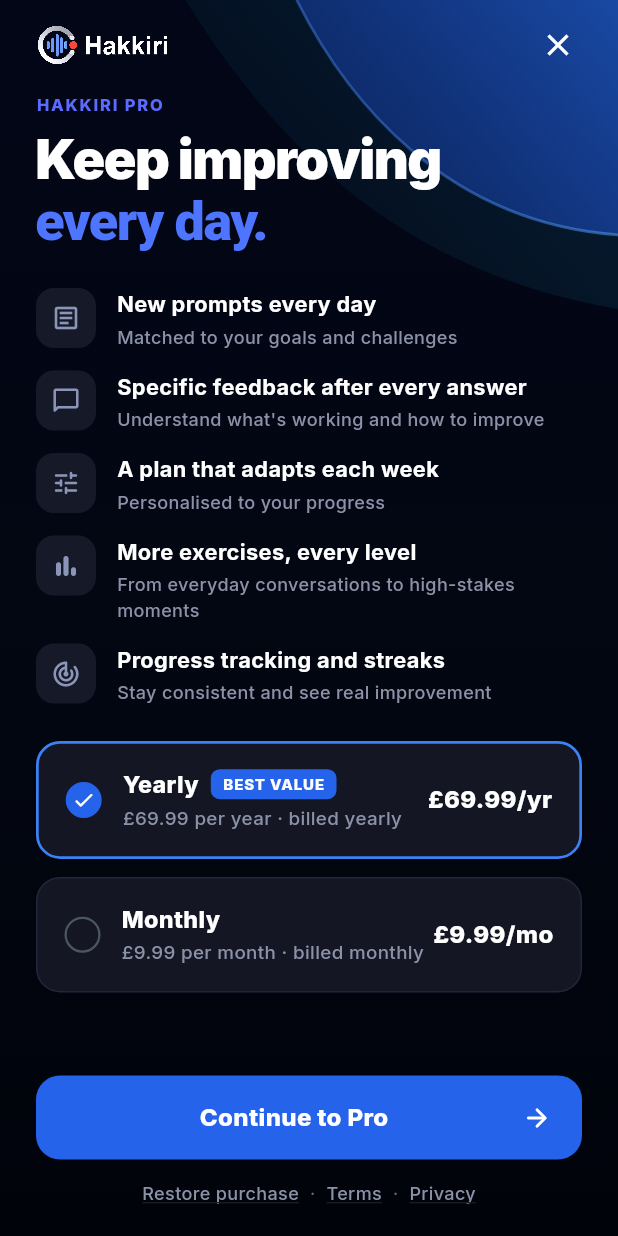
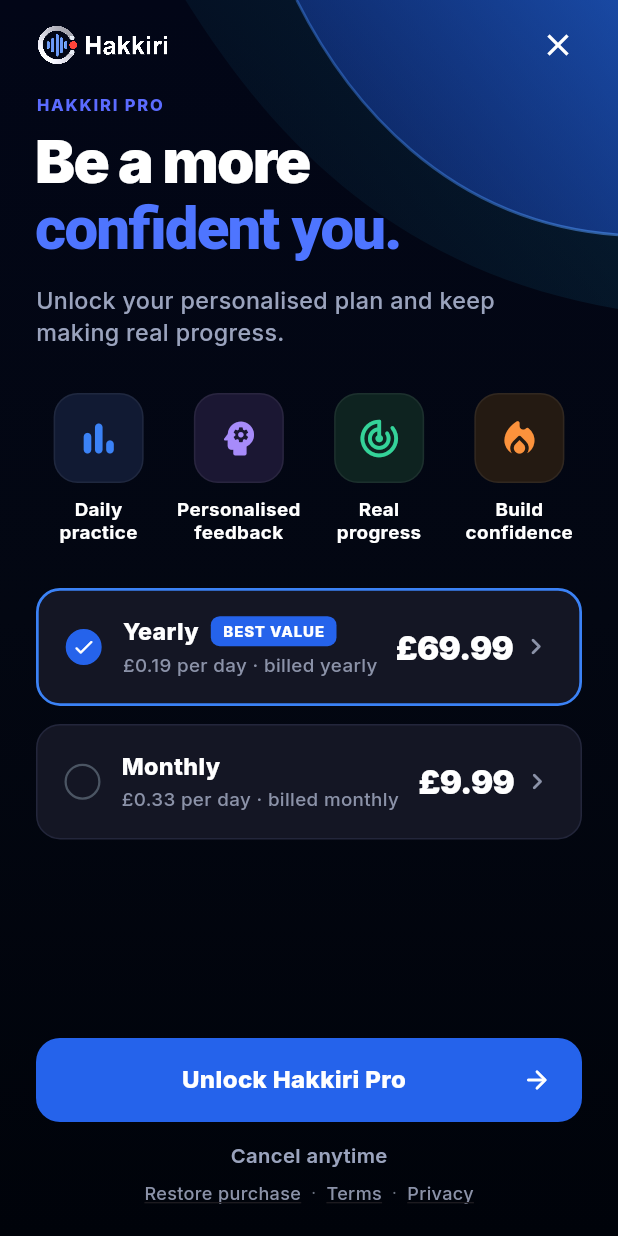
Before and after one commit to webseo-syedazeem/Hakiri-APP, a Flutter app: the PaywallScreen screen opened directly, on a phone screen of 412 x 824 dp. Run offline on Flutter 3.47's test engine with Material 3 defaults, Android fonts, the phone set to English and light mode, and no system bars; our stand-ins replace audioplayers, firebase_analytics, firebase_auth, firebase_core, firebase_crashlytics, firebase_messaging and 9 more; missing offline and left inert: record; accounts and stored records are empty.

Commit message:
feat: redesign paywall to 'Be a more confident you' + enlarge Practice icons
- Paywall: new headline + subtitle, 4 icon feature tiles, per-day pricing
  with chevrons, 'Unlock Hakkiri Pro' CTA, 'Cancel anytime' footer
  (store links kept small for compliance)
- Practice: enlarge card icon tiles (hero/vertical/horizontal) to match design

Co-Authored-By: Claude Opus 4.8 <noreply@anthropic.com>

```diff
--- a/lib/screens/paywall_screen.dart
+++ b/lib/screens/paywall_screen.dart
@@ -74,15 +74,6 @@ class _PaywallScreenState extends State<PaywallScreen> {
   String _priceForTier(String tier, String fallback) {
     final p = _iap.productForTier(tier);
     return p?.price ?? fallback;
-  }
-
-  String _subtitleForTier(String tier, String fallback) {
-    final p = _iap.productForTier(tier);
-    if (p == null) return fallback;
-    if (tier == 'annual_pro') {
-      return '${p.price} per year · billed yearly';
-    }
-    return '${p.price} per month · billed monthly';
   }
 
   void _dismissWithoutPurchase() {
@@ -345,55 +336,72 @@ class _PaywallScreenState extends State<PaywallScreen> {
                                 style: TextStyle(
                                   fontFamily: 'Inter',
                                   color: Colors.white,
-                                  fontSize: 36,
+                                  fontSize: 40,
                                   fontWeight: FontWeight.w900,
-                                  letterSpacing: -1.0,
-                                  height: 1.15,
+                                  letterSpacing: -1.2,
+                                  height: 1.12,
                                 ),
                                 children: [
-                                  TextSpan(text: 'Keep improving\n'),
+                                  TextSpan(text: 'Be a more\n'),
                                   TextSpan(
-                                    text: 'every day.',
+                                    text: 'confident you.',
                                     style: TextStyle(color: Color(0xFF4E75FF)),
                                   ),
                                 ],
                               ),
                             ),
-                            const SizedBox(height: 24),
-                            _buildFeatureRow(
-                              icon: Icons.article_outlined,
-                              title: 'New prompts every day',
-                              subtitle:
-                                  'Matched to your goals and challenges',
+                            const SizedBox(height: 14),
+                            const Text(
+                              'Unlock your personalised plan and keep making real progress.',
+                              style: TextStyle(
+                                color: Color(0xFF9AA3BD),
+                                fontSize: 15.5,
+                                fontWeight: FontWeight.w500,
+                                height: 1.35,
                               ),
-                            const SizedBox(height: 14),
-                            _buildFeatureRow(
-                              icon: Icons.chat_bubble_outline_rounded,
-                              title: 'Specific feedback after every answer',
-                              subtitle:
-                                  "Understand what's working and how to improve",
                             ),
-                            const SizedBox(height: 14),
-                            _buildFeatureRow(
-                              icon: Icons.tune_rounded,
-                              title: 'A plan that adapts each week',
-                              subtitle: 'Personalised to your progress',
+                            const SizedBox(height: 30),
+                            Row(
+                              crossAxisAlignment: CrossAxisAlignment.start,
+                              children: [
+                                Expanded(
+                                  child: _buildFeatureTile(
+                                    icon: Icons.bar_chart_rounded,
+                                    iconColor: const Color(0xFF3B82F6),
+                                    bgColor: const Color(0xFF111A33),
+                                    label: 'Daily\npractice',
                                   ),
-                            const SizedBox(height: 14),
-                            _buildFeatureRow(
-                              icon: Icons.bar_chart_rounded,
-                              title: 'More exercises, every level',
-                              subtitle:
-                                  'From everyday conversations to high-stakes moments',
                                 ),
-                            const SizedBox(height: 14),
-                            _buildFeatureRow(
+                                const SizedBox(width: 10),
+                                Expanded(
+                                  child: _buildFeatureTile(
+                                    icon: Icons.psychology_rounded,
+                                    iconColor: const Color(0xFFA78BFA),
+                                    bgColor: const Color(0xFF1B1733),
+                                    label: 'Personalised\nfeedback',
+                                  ),
+                                ),
+                                const SizedBox(width: 10),
+                                Expanded(
+                                  child: _buildFeatureTile(
                                     icon: Icons.track_changes_rounded,
-                              title: 'Progress tracking and streaks',
-                              subtitle:
-                                  'Stay consistent and see real improvement',
+                                    iconColor: const Color(0xFF34D399),
+                                    bgColor: const Color(0xFF0E2320),
+                                    label: 'Real\nprogress',
                                   ),
-                            const SizedBox(height: 24),
+                                ),
+                                const SizedBox(width: 10),
+                                Expanded(
+                                  child: _buildFeatureTile(
+                                    icon: Icons.local_fire_department_rounded,
+                                    iconColor: const Color(0xFFFB923C),
+                                    bgColor: const Color(0xFF241A12),
+                                    label: 'Build\nconfidence',
+                                  ),
+                                ),
+                              ],
+                            ),
+                            const SizedBox(height: 30),
                             if (_loadingProducts)
                               const Padding(
                                 padding: EdgeInsets.only(bottom: 12),
@@ -406,13 +414,10 @@ class _PaywallScreenState extends State<PaywallScreen> {
                             _buildPlanCard(
                               id: 'annual_pro',
                               title: 'Yearly',
-                              subtitle: _subtitleForTier(
-                                'annual_pro',
-                                '£69.99 per year · billed yearly',
-                              ),
+                              subtitle: '£0.19 per day · billed yearly',
                               priceText: _priceForTier(
                                 'annual_pro',
-                                '£69.99/yr',
+                                '£69.99',
                               ),
                               badgeText: 'BEST VALUE',
                               isSelected: _selectedTier == 'annual_pro',
@@ -421,13 +426,10 @@ class _PaywallScreenState extends State<PaywallScreen> {
                             _buildPlanCard(
                               id: 'monthly_pro',
                               title: 'Monthly',
-                              subtitle: _subtitleForTier(
-                                'monthly_pro',
-                                '£9.99 per month · billed monthly',
-                              ),
+                              subtitle: '£0.33 per day · billed monthly',
                               priceText: _priceForTier(
                                 'monthly_pro',
-                                '£9.99/mo',
+                                '£9.99',
                               ),
                               isSelected: _selectedTier == 'monthly_pro',
                             ),
@@ -485,7 +487,7 @@ class _PaywallScreenState extends State<PaywallScreen> {
                                 ] else ...[
                                   const Spacer(),
                                   const Text(
-                                    'Continue to Pro',
+                                    'Unlock Hakkiri Pro',
                                     style: TextStyle(
                                       color: Colors.white,
                                       fontSize: 16,
@@ -505,7 +507,18 @@ class _PaywallScreenState extends State<PaywallScreen> {
                         ),
                       ),
                     ),
-                    const SizedBox(height: 14),
+                    const SizedBox(height: 12),
+                    const Center(
+                      child: Text(
+                        'Cancel anytime',
+                        style: TextStyle(
+                          color: Color(0xFF9AA3BD),
+                          fontSize: 13.5,
+                          fontWeight: FontWeight.w600,
+                        ),
+                      ),
+                    ),
+                    const SizedBox(height: 8),
                     Row(
                       mainAxisAlignment: MainAxisAlignment.center,
                       children: [
@@ -514,7 +527,7 @@ class _PaywallScreenState extends State<PaywallScreen> {
                           '  ·  ',
                           style: TextStyle(
                             color: Color(0xFF6B7280),
-                            fontSize: 12,
+                            fontSize: 11,
                           ),
                         ),
                         _buildFooterLink(
@@ -525,7 +538,7 @@ class _PaywallScreenState extends State<PaywallScreen> {
                           '  ·  ',
                           style: TextStyle(
                             color: Color(0xFF6B7280),
-                            fontSize: 12,
+                            fontSize: 11,
                           ),
                         ),
                         _buildFooterLink(
@@ -545,47 +558,37 @@ class _PaywallScreenState extends State<PaywallScreen> {
     );
   }
 
-  Widget _buildFeatureRow({
+  Widget _buildFeatureTile({
     required IconData icon,
-    required String title,
-    required String subtitle,
+    required Color iconColor,
+    required Color bgColor,
+    required String label,
   }) {
-    return Row(
-      crossAxisAlignment: CrossAxisAlignment.start,
+    return Column(
       children: [
         Container(
-          width: 40,
-          height: 40,
+          width: 60,
+          height: 60,
           decoration: BoxDecoration(
-            color: const Color(0xFF161928),
-            borderRadius: BorderRadius.circular(12),
+            color: bgColor,
+            borderRadius: BorderRadius.circular(16),
+            border: Border.all(
+              color: Colors.white.withValues(alpha: 0.06),
+              width: 1.0,
+            ),
           ),
           alignment: Alignment.center,
-          child: Icon(icon, color: const Color(0xFF8B95B8), size: 20),
+          child: Icon(icon, color: iconColor, size: 30),
         ),
-        const SizedBox(width: 14),
-        Expanded(
-          child: Column(
-            crossAxisAlignment: CrossAxisAlignment.start,
-            children: [
+        const SizedBox(height: 10),
         Text(
-                title,
+          label,
+          textAlign: TextAlign.center,
           style: const TextStyle(
             color: Colors.white,
-                  fontSize: 14.5,
+            fontSize: 12.5,
             fontWeight: FontWeight.w700,
-                ),
-              ),
-              const SizedBox(height: 3),
-              Text(
-                subtitle,
-                style: const TextStyle(
-                  color: Color(0xFF8B92A8),
-                  fontSize: 12,
-                  fontWeight: FontWeight.w500,
-                ),
-              ),
-            ],
+            height: 1.2,
           ),
         ),
       ],
@@ -691,9 +694,16 @@ class _PaywallScreenState extends State<PaywallScreen> {
               priceText,
               style: const TextStyle(
                 color: Colors.white,
-                fontSize: 16,
-                fontWeight: FontWeight.w800,
+                fontSize: 22,
+                fontWeight: FontWeight.w900,
+                letterSpacing: -0.5,
               ),
+            ),
+            const SizedBox(width: 4),
+            const Icon(
+              Icons.chevron_right_rounded,
+              color: Color(0xFF8B92A8),
+              size: 22,
             ),
           ],
         ),
--- a/lib/screens/practice_screen.dart
+++ b/lib/screens/practice_screen.dart
@@ -183,7 +183,7 @@ class _PracticeScreenContentState extends State<PracticeScreenContent> {
                         iconWidget: const Icon(
                           Icons.bolt_rounded,
                           color: Color(0xFF2563EB),
-                          size: 18,
+                          size: 24,
                         ),
                         iconBgColor: const Color(0xFFEFF6FF),
                         title: 'Think Fast',
@@ -197,7 +197,7 @@ class _PracticeScreenContentState extends State<PracticeScreenContent> {
                         iconWidget: const Icon(
                           Icons.chat_bubble_outline_rounded,
                           color: Color(0xFF2563EB),
-                          size: 18,
+                          size: 24,
                         ),
                         iconBgColor: const Color(0xFFEFF6FF),
                         title: 'Debate Me',
@@ -210,7 +210,7 @@ class _PracticeScreenContentState extends State<PracticeScreenContent> {
                       child: _buildVerticalCard(
                         iconWidget: const ConnectTheDotsIcon(
                           color: Color(0xFF9333EA),
-                          size: 18,
+                          size: 24,
                         ),
                         iconBgColor: const Color(0xFFF5F3FF),
                         title: 'Connect the Dots',
@@ -520,15 +520,15 @@ class _PracticeScreenContentState extends State<PracticeScreenContent> {
               mainAxisAlignment: MainAxisAlignment.spaceBetween,
               children: [
                 Container(
-                  width: 30,
-                  height: 30,
+                  width: 44,
+                  height: 44,
                   decoration: BoxDecoration(
                     color: iconBgColor,
-                    borderRadius: BorderRadius.circular(9),
+                    borderRadius: BorderRadius.circular(13),
                     border: Border.all(color: const Color(0xFFE2E8F0), width: 1.0),
                   ),
                   alignment: Alignment.center,
-                  child: Icon(icon, color: iconColor, size: 17),
+                  child: Icon(icon, color: iconColor, size: 24),
                 ),
                 const Icon(
                   Icons.chevron_right_rounded,
@@ -602,11 +602,11 @@ class _PracticeScreenContentState extends State<PracticeScreenContent> {
               mainAxisAlignment: MainAxisAlignment.spaceBetween,
               children: [
                 Container(
-                  width: 30,
-                  height: 30,
+                  width: 44,
+                  height: 44,
                   decoration: BoxDecoration(
                     color: iconBgColor,
-                    borderRadius: BorderRadius.circular(9),
+                    borderRadius: BorderRadius.circular(13),
                     border: Border.all(color: const Color(0xFFE2E8F0), width: 1.0),
                   ),
                   alignment: Alignment.center,
@@ -681,15 +681,15 @@ class _PracticeScreenContentState extends State<PracticeScreenContent> {
         child: Row(
           children: [
             Container(
-              width: 36,
-              height: 36,
+              width: 46,
+              height: 46,
               decoration: BoxDecoration(
                 color: iconBgColor,
-                borderRadius: BorderRadius.circular(10),
+                borderRadius: BorderRadius.circular(13),
                 border: Border.all(color: const Color(0xFFE2E8F0), width: 1.0),
               ),
               alignment: Alignment.center,
-              child: Icon(icon, color: iconColor, size: 20),
+              child: Icon(icon, color: iconColor, size: 26),
             ),
             const SizedBox(width: 8),
             Expanded(
```
Lines whose indentation alone changed are shown as unchanged.
